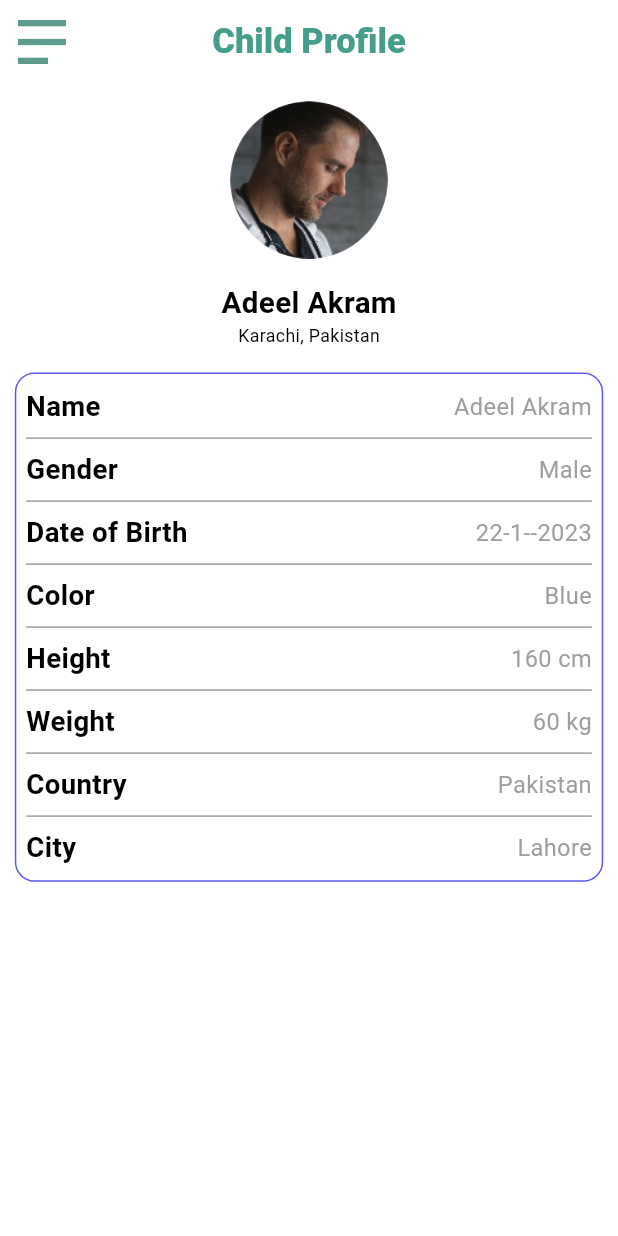
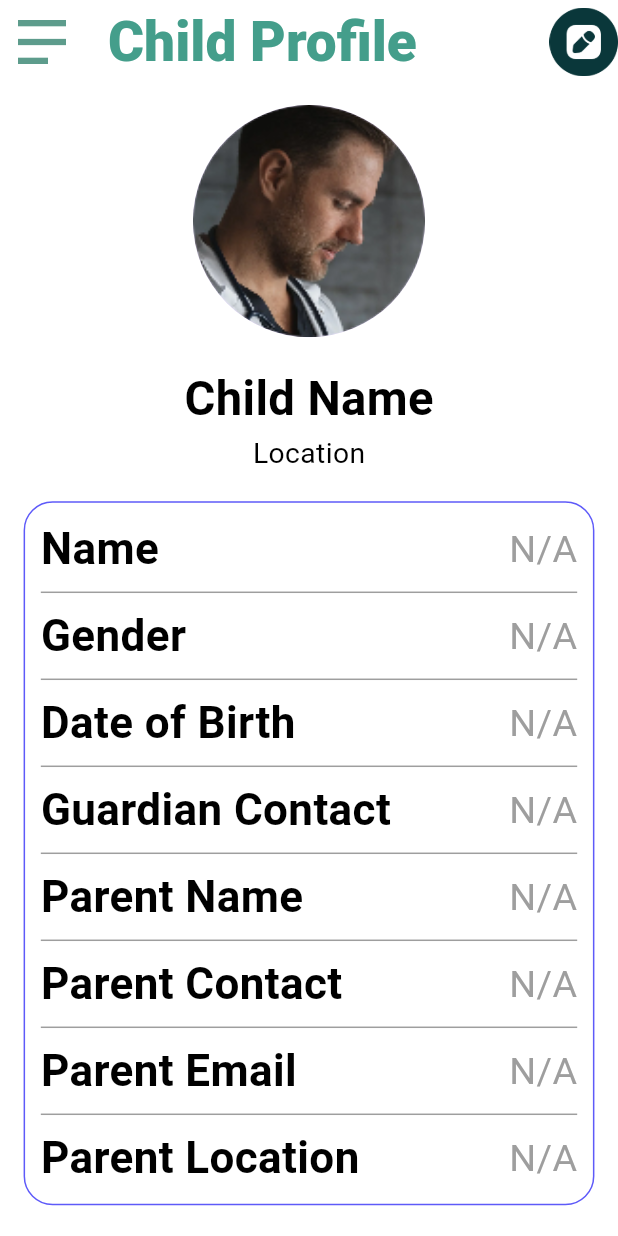
Before and after one commit to Waqar3030/austism, a Flutter app: the ChildProfile screen opened directly, on a phone screen of 412 x 824 dp. Run offline on Flutter 3.47's test engine with Material 3 defaults, Android fonts, the phone set to English and light mode, and no system bars; our stand-ins replace cloud_firestore, firebase_auth, firebase_core, firebase_storage, flutter_screenutil, flutter_tts and 7 more; accounts and stored records are empty.

Commit message:
code updated

```diff
--- a/lib/controller/auth_controller.dart
+++ b/lib/controller/auth_controller.dart
@@ -1,4 +1,5 @@
 import 'dart:developer';
+import 'package:austism/controller/child_controller.dart';
 import 'package:austism/screens/Auth/navigator.dart';
 import 'package:austism/screens/Auth/email_verification_screen.dart';
 import 'package:austism/screens/Auth/profile/create_profile.dart';
@@ -6,6 +7,8 @@ import 'package:firebase_auth/firebase_auth.dart';
 import 'package:flutter/material.dart';
 import 'package:fluttertoast/fluttertoast.dart';
 import 'package:get/get.dart';
+
+final ChildController childcontroller = Get.put(ChildController());
 
 class AuthController extends GetxController {
   bool fromemail = true;
@@ -140,6 +143,8 @@ class AuthController extends GetxController {
       // Check if the email is verified
       if (firebaseUser.value?.emailVerified == true) {
         Get.to(() => const NavigatorScreen()); // Navigate to the next screen
+        //
+        childcontroller.fetchUserData();
       } else {
         Fluttertoast.showToast(
           msg: "Please verify your email before logging in.",
--- /dev/null
+++ b/lib/controller/child_controller.dart
@@ -0,0 +1,104 @@
+import 'dart:developer';
+
+import 'package:austism/controller/auth_controller.dart';
+import 'package:cloud_firestore/cloud_firestore.dart';
+import 'package:get/get.dart';
+
+class ChildController extends GetxController {
+  String parentname = "";
+  String parentloc = "";
+  String parentcontact = "";
+  String parentemail = "";
+  String childname = "";
+  String dob = "";
+  String guardianContact = "";
+  String gender = "";
+  String parentimage = "";
+  String childimage = "";
+
+  final FirebaseFirestore _firestore = FirebaseFirestore.instance;
+
+  bool isloading = false;
+  setLoading(bool value) {
+    isloading = value;
+    update();
+  }
+
+  final authController = Get.put(AuthController());
+  Future<void> fetchUserData() async {
+    String userId = authController.firebaseUser.value?.uid ?? "";
+    try {
+      setLoading(true);
+      DocumentSnapshot userDoc =
+          await _firestore.collection('users').doc(userId).get();
+
+      if (userDoc.exists) {
+        Map<String, dynamic> data = userDoc.data() as Map<String, dynamic>;
+        parentname = data["name"] ?? "";
+        parentloc = data["location"] ?? "";
+        parentcontact = data["contactInfo"] ?? "";
+        parentemail = data["email"] ?? "";
+        childname = data["childName"] ?? "";
+        dob = data["childdob"] ?? "";
+        guardianContact = data["contactInfo"] ?? "";
+        gender = data["gender"] ?? "";
+        parentimage = data["image"] ?? "";
+        childimage = data["childImageUrl"] ?? "";
+        update();
+      }
+    } catch (e) {
+      log('Error fetching user data: $e');
+    } finally {
+      setLoading(false);
+    }
+  }
+
+  Future<void> updateData({
+    String? newParentName,
+    String? newParentLoc,
+    String? newParentContact,
+    String? newParentEmail,
+    String? newChildName,
+    String? newDob,
+    String? newGuardianContact,
+    String? newGender,
+    String? newParentImage,
+    String? newChildImage,
+  }) async {
+    String userId = authController.firebaseUser.value?.uid ?? "";
+    try {
+      setLoading(true);
+      // Prepare the updated data
+      Map<String, dynamic> updatedData = {
+        if (newParentName != null) "name": newParentName,
+        if (newParentLoc != null) "location": newParentLoc,
+        if (newParentContact != null) "contactInfo": newParentContact,
+        if (newParentEmail != null) "email": newParentEmail,
+        if (newChildName != null) "childName": newChildName,
+        if (newDob != null) "childdob": newDob,
+        if (newGuardianContact != null) "guardianContact": newGuardianContact,
+        if (newGender != null) "gender": newGender,
+        if (newParentImage != null) "image": newParentImage,
+        if (newChildImage != null) "childImageUrl": newChildImage,
+      };
+
+      await _firestore.collection('users').doc(userId).update(updatedData);
+      // Update local variables with new values
+      if (newParentName != null) parentname = newParentName;
+      if (newParentLoc != null) parentloc = newParentLoc;
+      if (newParentContact != null) parentcontact = newParentContact;
+      if (newParentEmail != null) parentemail = newParentEmail;
+      if (newChildName != null) childname = newChildName;
+      if (newDob != null) dob = newDob;
+      if (newGuardianContact != null) guardianContact = newGuardianContact;
+      if (newGender != null) gender = newGender;
+      if (newParentImage != null) parentimage = newParentImage;
+      if (newChildImage != null) childimage = newChildImage;
+      update();
+    } catch (e) {
+      log('Error updating user data: $e');
+    } finally {
+      setLoading(false);
+    }
+  }
+}
--- a/lib/main.dart
+++ b/lib/main.dart
@@ -22,7 +22,7 @@ class MyApp extends StatelessWidget {
   @override
   Widget build(BuildContext context) {
     return ScreenUtilInit(
-        designSize: const Size(627, 941),
+        designSize: const Size(393, 852),
         builder: (context, child) {
           return GetMaterialApp(
             debugShowCheckedModeBanner: false,
--- a/lib/screens/Auth/profile/child_profile.dart
+++ b/lib/screens/Auth/profile/child_profile.dart
@@ -1,6 +1,8 @@
+import 'package:austism/components/drawer.dart';
+import 'package:austism/controller/child_controller.dart';
 import 'package:austism/resources/appAssets.dart';
 import 'package:austism/resources/colors.dart';
-import 'package:austism/components/appBar.dart';
+import 'package:austism/screens/Auth/profile/edit_child_profile.dart';
 import 'package:flutter/material.dart';
 import 'package:flutter_screenutil/flutter_screenutil.dart';
 import 'package:get/get.dart';
@@ -13,38 +15,72 @@ class ChildProfile extends StatefulWidget {
 }
 
 class _ChildProfileState extends State<ChildProfile> {
-  List<String> title = [
-    "Name",
-    "Gender",
-    "Date of Birth",
-    "Color",
-    "Height",
-    "Weight",
-    "Country",
-    "City"
-  ];
-  List<String> detailInfo = [
-    "Adeel Akram",
-    "Male",
-    "22-1--2023",
-    "Blue",
-    "160 cm",
-    "60 kg",
-    "Pakistan",
-    "Lahore"
-  ];
+  final ChildController childcontroller = Get.put(ChildController());
+
+  @override
+  void initState() {
+    super.initState();
+    childcontroller.fetchUserData(); // Fetch user data on init
+  }
 
   @override
   Widget build(BuildContext context) {
     return Scaffold(
         backgroundColor: Colors.white,
-      appBar: PreferredSize(
-        preferredSize: const Size.fromHeight(kToolbarHeight),
-        child: CustomAppbar(
-          text: "Child Profile",
+        extendBodyBehindAppBar: true,
+        appBar: AppBar(
+          backgroundColor: Colors.transparent,
+          surfaceTintColor: Colors.transparent,
+          title: Text(
+            "Child Profile",
+            style: TextStyle(
+              color: greenColor,
+              fontWeight: FontWeight.w800,
+              fontSize: 35.sp,
             ),
           ),
-      body: Column(
+          leading: GestureDetector(
+            onTap: () {
+              Get.to(() => const DrawerScreen());
+            },
+            child: Padding(
+              padding: const EdgeInsets.all(12.0),
+              child: Container(
+                height: 20.h,
+                width: 20.w,
+                decoration: const BoxDecoration(
+                  shape: BoxShape.circle,
+                  color: Colors.white,
+                ),
+                child: Image.asset(
+                  "assets/images/Menu.png",
+                  scale: 2.0,
+                  // color: kprimaryColor,
+                ),
+              ),
+            ),
+          ),
+          actions: [
+            GestureDetector(
+              onTap: () {
+                Get.to(() => EditChildProfile());
+              },
+              child: Image.asset(
+                "assets/images/edit_profile.png",
+                scale: 3.5,
+              ),
+            )
+          ],
+        ),
+        body: GetBuilder(
+            init: childcontroller,
+            builder: (controller) {
+              if (controller.isloading) {
+                return Center(child: CircularProgressIndicator());
+              }
+
+              return SafeArea(
+                child: Column(
                   children: [
                     15.h.verticalSpace,
                     Row(
@@ -52,22 +88,28 @@ class _ChildProfileState extends State<ChildProfile> {
                       children: [
                         CircleAvatar(
                           radius: 80.r,
-                backgroundImage: const AssetImage(
-                  Appassets.parentPic,
-                ),
+                          backgroundImage: controller.parentimage.isNotEmpty
+                              ? NetworkImage(controller
+                                  .parentimage) // Use parent image URL
+                              : const AssetImage(Appassets.parentPic)
+                                  as ImageProvider,
                         )
                       ],
                     ),
                     20.h.verticalSpace,
                     Text(
-            "Adeel Akram",
+                      controller.childname.isNotEmpty
+                          ? controller.childname
+                          : "Child Name",
                       style: TextStyle(
                           fontSize: 30.sp,
                           color: Colors.black,
                           fontWeight: FontWeight.w600),
                     ),
                     Text(
-            "Karachi, Pakistan",
+                      controller.parentloc.isNotEmpty
+                          ? controller.parentloc
+                          : "Location",
                       style: TextStyle(
                           fontSize: 18.sp,
                           color: Colors.black,
@@ -75,20 +117,48 @@ class _ChildProfileState extends State<ChildProfile> {
                     ),
                     20.h.verticalSpace,
                     Container(
-            padding: EdgeInsets.symmetric(horizontal: 10.w, vertical: 10.h),
+                      padding: EdgeInsets.symmetric(
+                          horizontal: 10.w, vertical: 10.h),
                       decoration: BoxDecoration(
                         borderRadius: BorderRadius.circular(20.r),
                         border: Border.all(color: kprimaryColor),
                       ),
                       child: Column(
-              children: List.generate(title.length * 2 - 1, (index) {
-                if (index.isEven) {
-                  int itemIndex = index ~/ 2;
+                        children: [
+                          _buildInfoRow("Name", controller.childname),
+                          _buildDivider(),
+                          _buildInfoRow("Gender", controller.gender),
+                          _buildDivider(),
+                          _buildInfoRow("Date of Birth", controller.dob),
+                          _buildDivider(),
+                          _buildInfoRow(
+                              "Guardian Contact", controller.guardianContact),
+                          _buildDivider(),
+                          _buildInfoRow("Parent Name", controller.parentname),
+                          _buildDivider(),
+                          _buildInfoRow(
+                              "Parent Contact", controller.parentcontact),
+                          _buildDivider(),
+                          _buildInfoRow("Parent Email", controller.parentemail),
+                          _buildDivider(),
+                          _buildInfoRow(
+                              "Parent Location", controller.parentloc),
+                          // Add more fields as needed
+                        ],
+                      ),
+                    ),
+                  ],
+                ).paddingSymmetric(horizontal: 15.w),
+              );
+            }));
+  }
+
+  Widget _buildInfoRow(String title, String value) {
     return Row(
       mainAxisAlignment: MainAxisAlignment.spaceBetween,
       children: [
         Text(
-                        title[itemIndex],
+          title,
           style: TextStyle(
             fontSize: 28.sp,
             color: Colors.black,
@@ -96,7 +166,7 @@ class _ChildProfileState extends State<ChildProfile> {
           ),
         ),
         Text(
-                        detailInfo[itemIndex],
+          value.isNotEmpty ? value : "N/A", // Display "N/A" if value is empty
           style: TextStyle(
             fontSize: 24.sp,
             color: Colors.grey,
@@ -105,17 +175,9 @@ class _ChildProfileState extends State<ChildProfile> {
         ),
       ],
     );
-                } else {
-                  return Divider(
-                    color: Colors.grey.shade500,
-                    thickness: 1.0,
-                  );
   }
-              }),
-            ),
-          ),
-        ],
-      ).paddingSymmetric(horizontal: 15.w),
-    );
+
+  Widget _buildDivider() {
+    return Divider(color: Colors.grey.shade500, thickness: 1.0);
   }
 }
--- a/lib/screens/Auth/splash.dart
+++ b/lib/screens/Auth/splash.dart
@@ -24,13 +24,12 @@ class _SplashScreen extends State<SplashScreen> {
     return Scaffold(
       backgroundColor: Colors.transparent,
       body: Container(
-        height: Get.height,
-        width: Get.width,
         decoration: const BoxDecoration(
           image: DecorationImage(
             // image: AssetImage(Appassets.splash),
             image: AssetImage("assets/images/file.png"),
-            fit: BoxFit.fill,
+            filterQuality: FilterQuality.low,
+            fit: BoxFit.cover,
           ),
         ),
         child: Container(
--- a/pubspec.yaml
+++ b/pubspec.yaml
@@ -65,12 +65,9 @@ flutter_launcher_icons:
   android: true
   ios: true
   image_path: "assets/images/app_icon_square.png"
-  min_sdk_android: 21 # android min sdk min:16, default 21
   web:
     generate: true
     image_path: "assets/images/app_icon_square.png"
-    background_color: "#hexcode"
-    theme_color: "#hexcode"
   windows:
     generate: true
     image_path: "assets/images/app_icon_square.png"
@@ -108,7 +105,6 @@ flutter:
   # To add assets to your application, add an assets section, like this:
   assets:
     - assets/images/
-    - assets/icons/
 
   # An image asset can refer to one or more resolution-specific "variants", see
   # https://flutter.dev/assets-and-images/#resolution-aware
@@ -134,4 +130,5 @@ flutter:
   #         weight: 700
   #
   # For details regarding fonts from package dependencies,
+
   # see https://flutter.dev/custom-fonts/#from-packages
```
Also changed, not shown: lib/components/drawer.dart (+26 -10 lines), lib/components/textfield_two.dart (added, +75 -0 lines), lib/controller/create_profile_controller.dart (+33 -30 lines), lib/screens/Auth/profile/add_child.dart (+44 -38 lines), lib/screens/Auth/profile/create_profile.dart (+6 -7 lines), lib/screens/Auth/profile/edit_child_profile.dart (added, +119 -0 lines). Lines whose indentation alone changed are shown as unchanged.
